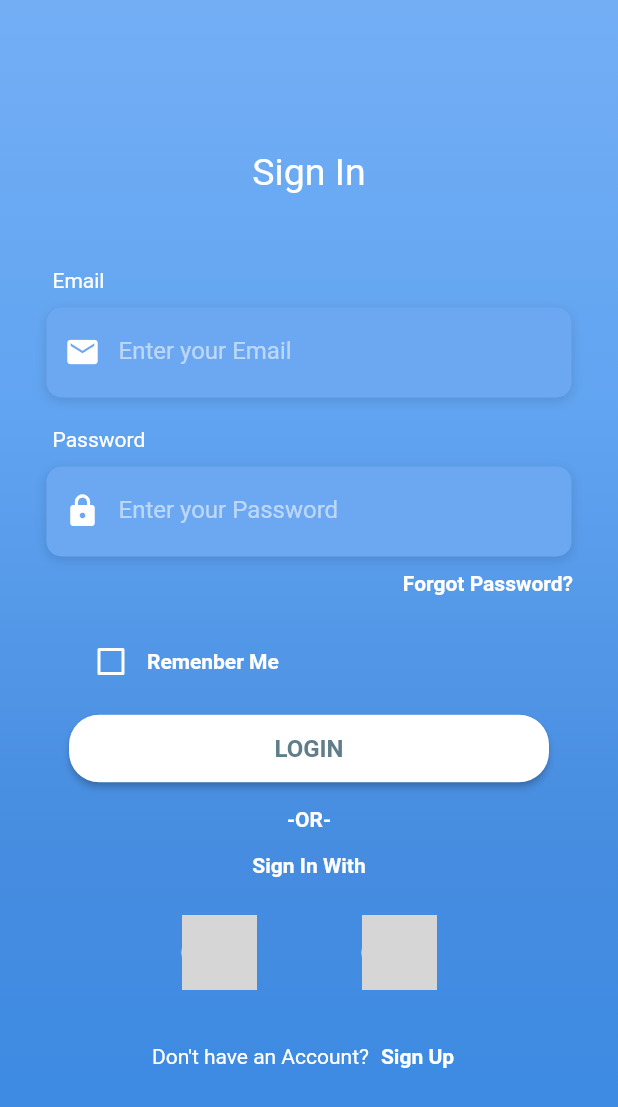
After one commit to jabinjaleel/MICROLECTURE, a Flutter app: the screen it shows after launch, on a phone screen of 412 x 824 dp. The commit adds this screen. Shown: the top 1107 px of the screen. Run offline on Flutter 3.47's test engine with Material 2 defaults, Android fonts, the phone set to English and light mode, and no system bars; our stand-ins replace animated_text_kit, carousel_slider, percent_indicator, video_player; missing offline and left inert: search_widget; network calls fail; Roboto replaces fonts that are missing (OpenSans); grey boxes are pictures that could not be loaded.

Commit message:
login page

```diff
--- a/lib/main.dart
+++ b/lib/main.dart
@@ -1,11 +1,12 @@
 import 'package:flutter/material.dart';
 import 'package:mbls/pages/homePage.dart';
+import 'package:mbls/pages/loginPage.dart';
 import 'package:mbls/pages/profile.dart';
 import 'package:mbls/pages/settings.dart';
 import 'package:mbls/pages/subscribedCourses.dart';
 
 void main() {
-  runApp(MyApp());
+  runApp(LoginPage());
 }
 
 class MyApp extends StatelessWidget {
--- a/lib/pages/homePage.dart
+++ b/lib/pages/homePage.dart
@@ -2,6 +2,7 @@ import 'package:animated_text_kit/animated_text_kit.dart';
 import 'package:carousel_slider/carousel_slider.dart';
 import 'package:flutter/cupertino.dart';
 import 'package:flutter/material.dart';
+import 'package:mbls/pages/loginPage.dart';
 import 'package:search_widget/search_widget.dart';
 
 class HomePage extends StatelessWidget {
@@ -30,6 +31,11 @@ class HomePageStateful extends StatefulWidget {
 
 class HomePageState extends State<HomePageStateful> {
   List<Color> clr = [Colors.white, Colors.blue];
+  void login(context)
+  {
+    Navigator.of(context).pushReplacement(MaterialPageRoute(builder: (context)=>LoginPage()));
+  }
+
 
   @override
   Widget build(BuildContext context) {
@@ -70,8 +76,8 @@ class HomePageState extends State<HomePageStateful> {
                       width: 50,
                       height: 50,
                       child: IconButton(
-                        icon: Icon(Icons.menu),
-                        onPressed: () => {},
+                        icon: Icon(Icons.logout),
+                        onPressed: () => {login(context)},
                       ),
                     )
                   ]),
--- /dev/null
+++ b/lib/pages/loginPage.dart
@@ -0,0 +1,286 @@
+import 'package:flutter/material.dart';
+import 'package:mbls/main.dart';
+import 'package:mbls/pages/homePage.dart';
+import 'package:mbls/pages/profile.dart';
+import 'package:mbls/pages/settings.dart';
+import 'package:mbls/pages/subscribedCourses.dart';
+
+class LoginPage extends StatelessWidget {
+  // This widget is the root of your application.
+  @override
+  Widget build(BuildContext context) {
+    return MaterialApp(
+      debugShowCheckedModeBanner: false,
+      title: 'Flutter Demo',
+      theme: ThemeData(
+        primarySwatch: Colors.blue,
+      ),
+      home: LoginPageStateful(title: ''),
+    );
+  }
+}
+
+class LoginPageStateful extends StatefulWidget {
+  LoginPageStateful({Key key, this.title}) : super(key: key);
+
+  final String title;
+
+  @override
+  LoginPageState createState() => LoginPageState();
+}
+
+class LoginPageState extends State<LoginPageStateful> {
+  bool first = false;
+  void home(context)
+  {
+    Navigator.of(context).pushReplacement(MaterialPageRoute(builder: (context)=>MyApp()));
+  }
+
+  @override
+  Widget build(BuildContext context) {
+    return Scaffold(
+      body: Container(
+        height: double.infinity,
+        width: double.infinity,
+        decoration: BoxDecoration(
+          gradient: LinearGradient(
+            begin: Alignment.topCenter,
+            end: Alignment.bottomCenter,
+            colors: [
+              Color(0xFF73AEF5),
+              Color(0xFF61A4F1),
+              Color(0xFF478DE0),
+              Color(0xFF398AE5),
+            ],
+          ),
+        ),
+        child: Column(
+          children: [
+            SizedBox(
+              height: 100,
+            ),
+            Center(
+              child: Text(
+                "Sign In",
+                style: TextStyle(
+                  fontSize: 25,
+                  color: Colors.white,
+                  fontFamily: 'OpenSans',
+                ),
+              ),
+            ),
+            SizedBox(
+              height: 50,
+            ),
+            Container(
+                alignment: Alignment.topLeft,
+                margin: EdgeInsets.only(left: 35),
+                child: Text(
+                  "Email",
+                  style: TextStyle(color: Colors.white),
+                )),
+            SizedBox(
+              height: 10,
+            ),
+            Container(
+              decoration: BoxDecoration(
+                  boxShadow: [
+                    BoxShadow(
+                      color: Colors.black12,
+                      blurRadius: 6.0,
+                      offset: Offset(0, 2),
+                    ),
+                  ],
+                  color: Color(0xFF6CA8F1),
+                  borderRadius: BorderRadius.all(Radius.circular(10))),
+              height: 60,
+              width: 350,
+              child: TextField(
+                style: TextStyle(
+                  color: Colors.white,
+                  fontFamily: 'OpenSans',
+                ),
+                decoration: InputDecoration(
+                    labelStyle: TextStyle(color: Colors.white54),
+                    border: InputBorder.none,
+                    prefixIcon: Icon(
+                      Icons.email,
+                      color: Colors.white,
+                    ),
+                    labelText: "Enter your Email"),
+              ),
+            ),
+            SizedBox(
+              height: 20,
+            ),
+            Container(
+                alignment: Alignment.topLeft,
+                margin: EdgeInsets.only(left: 35),
+                child: Text(
+                  "Password",
+                  style: TextStyle(color: Colors.white),
+                )),
+            SizedBox(
+              height: 10,
+            ),
+            Container(
+              decoration: BoxDecoration(
+                  boxShadow: [
+                    BoxShadow(
+                      color: Colors.black12,
+                      blurRadius: 6.0,
+                      offset: Offset(0, 2),
+                    ),
+                  ],
+                  color: Color(0xFF6CA8F1),
+                  borderRadius: BorderRadius.all(Radius.circular(10))),
+              height: 60,
+              width: 350,
+              child: TextField(
+                obscureText: true,
+                style: TextStyle(
+                  color: Colors.white,
+                  fontFamily: 'OpenSans',
+                ),
+                decoration: InputDecoration(
+                    labelStyle: TextStyle(color: Colors.white54),
+                    border: InputBorder.none,
+                    prefixIcon: Icon(
+                      Icons.lock,
+                      color: Colors.white,
+                    ),
+                    labelText: "Enter your Password"),
+              ),
+            ),
+            Align(
+                alignment: Alignment.topRight,
+                child: Container(
+                  margin: EdgeInsets.only(top: 10, right: 30),
+                  child: Text(
+                    "Forgot Password?",
+                    style: TextStyle(
+                        color: Colors.white, fontWeight: FontWeight.bold),
+                  ),
+                )),
+            SizedBox(
+              height: 20,
+            ),
+            Align(
+              alignment: Alignment.topLeft,
+              child: Container(
+                margin: EdgeInsets.only(left: 50),
+                child: Row(children: [
+                  Theme(
+                    data: ThemeData(unselectedWidgetColor: Colors.white),
+                    child: Checkbox(
+                      value: this.first,
+                      checkColor: Colors.green,
+                      activeColor: Colors.white,
+                      onChanged: (value) {
+                        setState(() {
+                          this.first = value;
+                        });
+                      },
+                    ),
+                  ),
+                  Text(
+                    "Remenber Me",
+                    style: TextStyle(
+                        color: Colors.white, fontWeight: FontWeight.bold),
+                  ),
+                ]),
+              ),
+            ),
+            SizedBox(
+              height: 10,
+            ),
+            MaterialButton(
+              minWidth: 320,
+              height: 45,
+              child: Text(
+                "LOGIN",
+                style: TextStyle(
+                    fontFamily: 'OpenSans',
+                    fontWeight: FontWeight.bold,
+                    color: Colors.blueGrey,
+                    fontSize: 16),
+              ),
+              shape: RoundedRectangleBorder(
+                  borderRadius: BorderRadius.circular(20)),
+              color: Colors.white,
+              onPressed: () => {home(context)},
+            ),
+            SizedBox(
+              height: 15,
+            ),
+            Text(
+              "-OR-",
+              style: TextStyle(
+                  color: Colors.white,
+                  fontWeight: FontWeight.bold,
+                  fontFamily: 'OpenSans'),
+            ),
+            SizedBox(
+              height: 15,
+            ),
+            Text(
+              "Sign In With",
+              style: TextStyle(
+                  color: Colors.white,
+                  fontWeight: FontWeight.bold,
+                  fontFamily: 'OpenSans'),
+            ),
+            SizedBox(
+              height: 25,
+            ),
+            Row(mainAxisAlignment: MainAxisAlignment.center, children: [
+              Container(
+                height: 50,
+                width: 50,
+                decoration: BoxDecoration(
+                    image: DecorationImage(
+                      image: NetworkImage(
+                        "https://p.kindpng.com/picc/s/179-1793639_facebook-logo-png-transparent-dark-blue-facebook-logo.png-download.png",
+                      ),
+                    ),
+                    shape: BoxShape.circle,
+                    color: Colors.white),
+              ),
+              SizedBox(
+                width: 70,
+              ),
+              Container(
+                height: 50,
+                width: 50,
+                decoration: BoxDecoration(
+                    image: DecorationImage(
+                      image: NetworkImage(
+                        "https://www.freepnglogos.com/uploads/google-logo-png/google-logo-icon-png-transparent-background-osteopathy-16.png",
+                      ),
+                    ),
+                    shape: BoxShape.circle,
+                    color: Colors.white),
+              )
+            ]),
+            SizedBox(
+              height: 20,
+            ),
+            Row(mainAxisAlignment: MainAxisAlignment.center, children: [
+              Text(
+                "Don't have an Account?",
+                style: TextStyle(color: Colors.white),
+              ),
+              TextButton(
+                  onPressed: () {},
+                  child: Text(
+                    "Sign Up",
+                    style: TextStyle(
+                        color: Colors.white, fontWeight: FontWeight.bold),
+                  ))
+            ])
+          ],
+        ),
+      ),
+    );
+  }
+}
--- a/lib/widgets/textfield.dart
+++ b/lib/widgets/textfield.dart
@@ -19,6 +19,7 @@ class DisplayTextfield extends StatelessWidget {
 
               borderRadius: BorderRadius.all(Radius.circular(20))),
           prefixIcon: Icon(i1,color: Colors.black,),
+
           labelText: label,
 
 
--- a/pubspec.yaml
+++ b/pubspec.yaml
@@ -55,6 +55,8 @@ flutter:
   assets:
     - assets/hindu.png
     - assets/anime.webm
+    - assets/facebook.jpg
+    - assets/google.jpg
 
 
   # To add assets to your application, add an assets section, like this:
```
Also changed, not shown: assets/facebook.jpg (added), assets/google.jpg (added).
